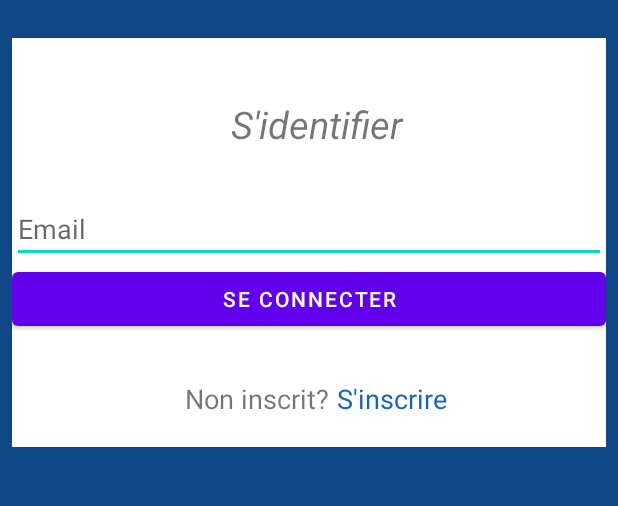
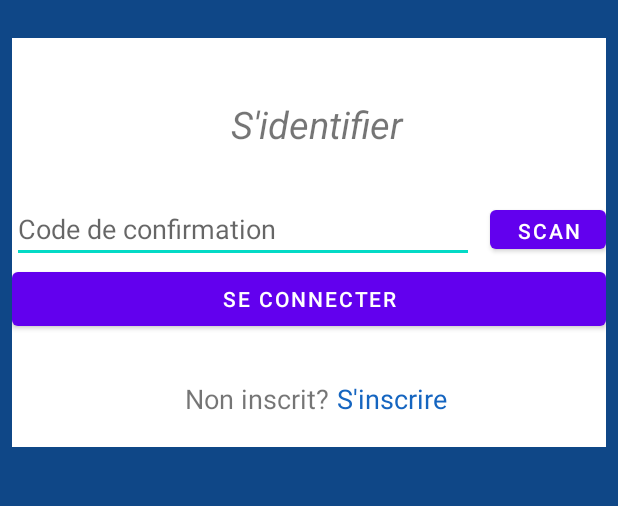
Before and after one commit to GDGLome/Devfest2015, an Android app: the LoginActivity screen opened directly, with no data from a screen before it, on a phone screen of 412 x 824 dp, the part 435-941 px from its top. Run offline under Robolectric (Android 15) with nearby library versions, the phone set to English and light mode, and no system bars.

Commit message:
Add Eventbrite confirmation code scan capability :)

```diff
--- a/app/src/main/java/org/gdg_lome/devfest2015/LoginActivity.java
+++ b/app/src/main/java/org/gdg_lome/devfest2015/LoginActivity.java
@@ -4,15 +4,24 @@ import android.content.Intent;
 import android.os.Bundle;
 import android.support.v7.app.AppCompatActivity;
 import android.view.View;
+import android.widget.EditText;
+
+import org.gdg_lome.devfest2015.scanner.ScannerActivity;
 
 
 public class LoginActivity extends AppCompatActivity {
+    private EditText tf_confirmation_code;
+    private String mScanFormat = "Format:";
+    private String mScanContents = "Contents:";
+    private final String BARCODE="barcode";
+    private final int SCANNER_ID=100;
 
 
     @Override
     protected void onCreate(Bundle savedInstanceState) {
         super.onCreate(savedInstanceState);
         setContentView(R.layout.activity_login);
+        tf_confirmation_code = (EditText) findViewById(R.id.confirmation_code);
 
     }
 
@@ -20,9 +29,23 @@ public class LoginActivity extends AppCompatActivity {
         startActivity(new Intent(this, MainActivity.class));
     }
 
-    public void register(View v){
-        startActivity(new Intent(this,MainActivity.class));
+    public void scan(View v){
+        startActivityForResult(new Intent(this, ScannerActivity.class), SCANNER_ID);
+    }
+
+    @Override
+    protected void onActivityResult(int requestCode, int resultCode, Intent data) {
+        super.onActivityResult(requestCode, resultCode, data);
+        switch(requestCode) {
+            case SCANNER_ID:
+                if (resultCode == RESULT_OK) {
+                    Bundle res = data.getExtras();
+                    tf_confirmation_code.setText(res.getString(BARCODE));
+                }
+                break;
+        }
     }
 
 
+
 }
--- a/app/src/main/res/layout/activity_login.xml
+++ b/app/src/main/res/layout/activity_login.xml
@@ -50,14 +50,31 @@
             android:text="S'identifier" />
 
 
-        <EditText
-            android:id="@+id/email"
+        <LinearLayout
+            android:orientation="horizontal"
             android:layout_width="match_parent"
             android:layout_height="wrap_content"
-            android:hint="Email"
-            android:inputType="textEmailAddress"
-            android:singleLine="true"
-            style="@style/EditTextStyle"/>
+            android:weightSum="1">
+            <EditText
+                android:id="@+id/confirmation_code"
+                android:layout_width="0dp"
+                android:layout_height="wrap_content"
+                android:layout_weight="0.8"
+                android:hint="Code de confirmation"
+                android:layout_marginRight="5dp"
+                android:singleLine="true"
+                style="@style/EditTextStyle"/>
+            <Button
+                android:id="@+id/btn_scan"
+                android:layout_width="0dp"
+                android:layout_height="38dp"
+                android:layout_weight="0.2"
+                style="@style/btn_style_min"
+                android:layout_marginLeft="5dp"
+                android:onClick="scan"
+                android:text="Scan"/>
+        </LinearLayout>
+
 
 
         <Button
```
Also changed, not shown: app/src/main/java/org/gdg_lome/devfest2015/scanner/ScannerActivity.java (added, +52 -0 lines), 1 other file.
